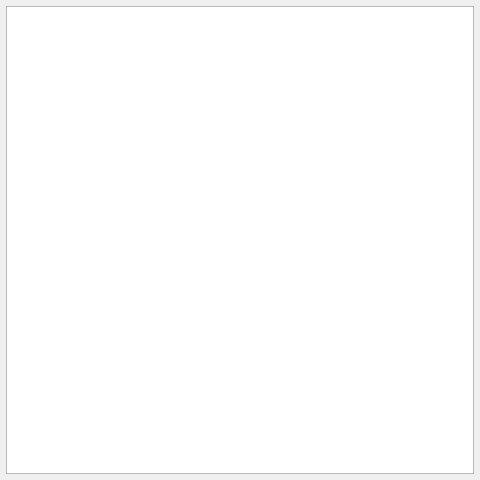
This is mainwindow.ui in heitoradao/univali-lavacar as Qt 5 draws it before an edit. The edited form follows.
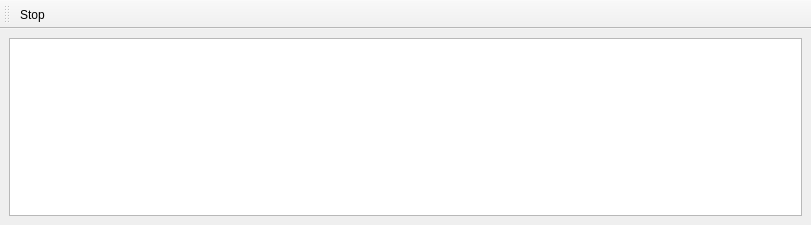
This is the edited form.

Diff of the .ui file:
```diff
--- a/mainwindow.ui
+++ b/mainwindow.ui
@@ -6,8 +6,8 @@
    <rect>
     <x>0</x>
     <y>0</y>
-    <width>480</width>
-    <height>480</height>
+    <width>811</width>
+    <height>225</height>
    </rect>
   </property>
   <property name="windowTitle">
@@ -15,14 +15,28 @@
   </property>
   <widget class="QWidget" name="centralwidget">
    <layout class="QVBoxLayout" name="verticalLayout">
-    <property name="margin">
-     <number>6</number>
-    </property>
     <item>
      <widget class="QGraphicsView" name="graphicsView"/>
     </item>
    </layout>
   </widget>
+  <widget class="QToolBar" name="toolBar">
+   <property name="windowTitle">
+    <string>toolBar</string>
+   </property>
+   <attribute name="toolBarArea">
+    <enum>TopToolBarArea</enum>
+   </attribute>
+   <attribute name="toolBarBreak">
+    <bool>false</bool>
+   </attribute>
+   <addaction name="actionStop"/>
+  </widget>
+  <action name="actionStop">
+   <property name="text">
+    <string>Stop</string>
+   </property>
+  </action>
  </widget>
  <resources/>
  <connections/>
```
